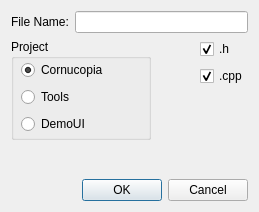
This is Tools/AddToolDialog.ui in ilya-baran-personal/cornucopia-lib as Qt 5 draws it before an edit. The edited form follows.
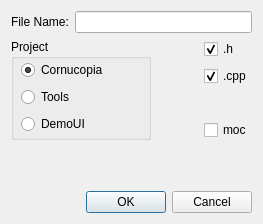
This is the edited form.

Commit message: Add tool mostly works, now trying with moc include...

Diff of the .ui file:
```diff
--- a/Tools/AddToolDialog.ui
+++ b/Tools/AddToolDialog.ui
@@ -6,8 +6,8 @@
    <rect>
     <x>0</x>
     <y>0</y>
-    <width>259</width>
-    <height>212</height>
+    <width>263</width>
+    <height>224</height>
    </rect>
   </property>
   <property name="sizePolicy">
@@ -165,16 +165,26 @@
             <enum>Qt::Vertical</enum>
            </property>
            <property name="sizeType">
-            <enum>QSizePolicy::Expanding</enum>
+            <enum>QSizePolicy::MinimumExpanding</enum>
            </property>
            <property name="sizeHint" stdset="0">
             <size>
              <width>20</width>
-             <height>40</height>
+             <height>10</height>
             </size>
            </property>
           </spacer>
          </item>
+         <item>
+          <widget class="QCheckBox" name="includeMoc">
+           <property name="toolTip">
+            <string>Generate inclusion of moc file in the cpp file</string>
+           </property>
+           <property name="text">
+            <string>moc</string>
+           </property>
+          </widget>
+         </item>
         </layout>
        </item>
       </layout>
```
The commit also changes 6 other files.
